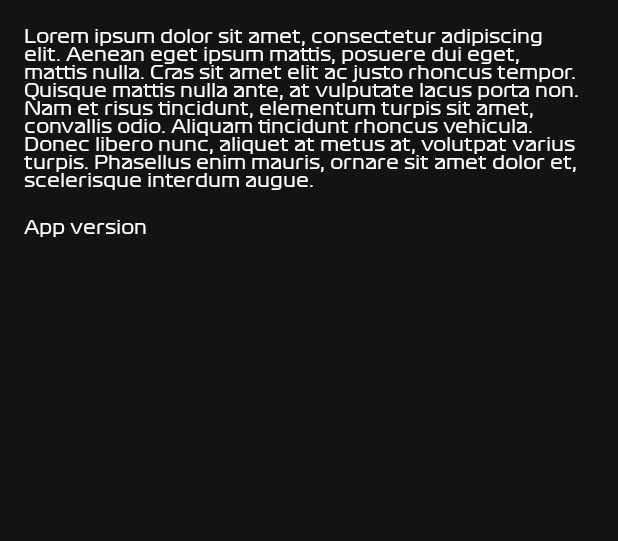
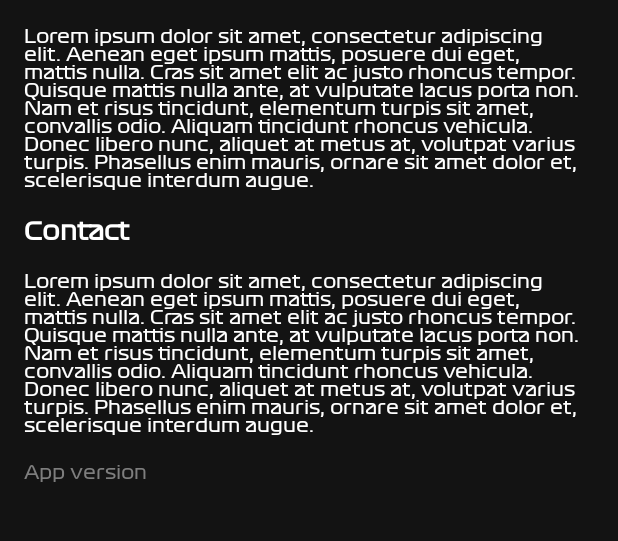
Before and after one commit to AlexandreLadriere/Android-F1-Companion, an Android app: the layout activity_info.xml on its own in the app's theme, with its tools: preview values and no code run, on a phone screen of 412 x 824 dp, the part 42-583 px from its top. Run offline under Robolectric (Android 15) with nearby library versions, the phone set to English and light mode, and no system bars.

Commit message:
add: contact placeholder

```diff
--- a/app/src/main/java/com/alexandreladriere/f1companion/InfoActivity.kt
+++ b/app/src/main/java/com/alexandreladriere/f1companion/InfoActivity.kt
@@ -18,7 +18,7 @@ class InfoActivity : AppCompatActivity() {
     }
 
     fun setVersion() {
-        var versionName = "Version "
+        var versionName = "Version: "
         try {
             val packageInfo = packageManager.getPackageInfo(packageName, 0)
             versionName += packageInfo.versionName
--- a/app/src/main/res/layout/activity_info.xml
+++ b/app/src/main/res/layout/activity_info.xml
@@ -44,12 +44,35 @@
                 />
 
             <TextView
+                android:id="@+id/textview_info_activity_contact_title"
+                android:layout_width="match_parent"
+                android:layout_height="wrap_content"
+                android:contentDescription="@string/textview_info_activity_contact_title"
+                android:text="@string/textview_info_activity_contact_title"
+                android:textColor="@color/white"
+                android:textSize="@dimen/widget_text_size_0"
+                android:textStyle="bold"
+                android:layout_marginVertical="@dimen/activity_main_element_padding"
+                />
+
+            <TextView
+                android:id="@+id/textview_info_activity_contact_text"
+                android:layout_width="match_parent"
+                android:layout_height="wrap_content"
+                android:contentDescription="@string/textview_info_activity_contact_text"
+                android:text="@string/textview_info_activity_contact_text"
+                android:textColor="@color/white"
+                android:textSize="@dimen/widget_text_size_1"
+                android:layout_marginVertical="@dimen/activity_main_element_padding"
+                />
+
+            <TextView
                 android:id="@+id/textview_info_activity_app_version"
                 android:layout_width="match_parent"
                 android:layout_height="wrap_content"
                 android:contentDescription="@string/info_activity_app_version"
                 android:text="@string/info_activity_app_version"
-                android:textColor="@color/white"
+                android:textColor="@color/light_grey"
                 android:textSize="@dimen/widget_text_size_1"
                 android:layout_marginVertical="@dimen/activity_main_element_padding"
                 />
--- a/app/src/main/res/values/strings.xml
+++ b/app/src/main/res/values/strings.xml
@@ -49,4 +49,6 @@
     <string name="info_activity_about_section_title">About F1 Companion</string>
     <string name="info_activity_about_section_text">Lorem ipsum dolor sit amet, consectetur adipiscing elit. Aenean eget ipsum mattis, posuere dui eget, mattis nulla. Cras sit amet elit ac justo rhoncus tempor. Quisque mattis nulla ante, at vulputate lacus porta non. Nam et risus tincidunt, elementum turpis sit amet, convallis odio. Aliquam tincidunt rhoncus vehicula. Donec libero nunc, aliquet at metus at, volutpat varius turpis. Phasellus enim mauris, ornare sit amet dolor et, scelerisque interdum augue.</string>
     <string name="info_activity_app_version">App version</string>
+    <string name="textview_info_activity_contact_title">Contact</string>
+    <string name="textview_info_activity_contact_text">Lorem ipsum dolor sit amet, consectetur adipiscing elit. Aenean eget ipsum mattis, posuere dui eget, mattis nulla. Cras sit amet elit ac justo rhoncus tempor. Quisque mattis nulla ante, at vulputate lacus porta non. Nam et risus tincidunt, elementum turpis sit amet, convallis odio. Aliquam tincidunt rhoncus vehicula. Donec libero nunc, aliquet at metus at, volutpat varius turpis. Phasellus enim mauris, ornare sit amet dolor et, scelerisque interdum augue.</string>
 </resources>
```
